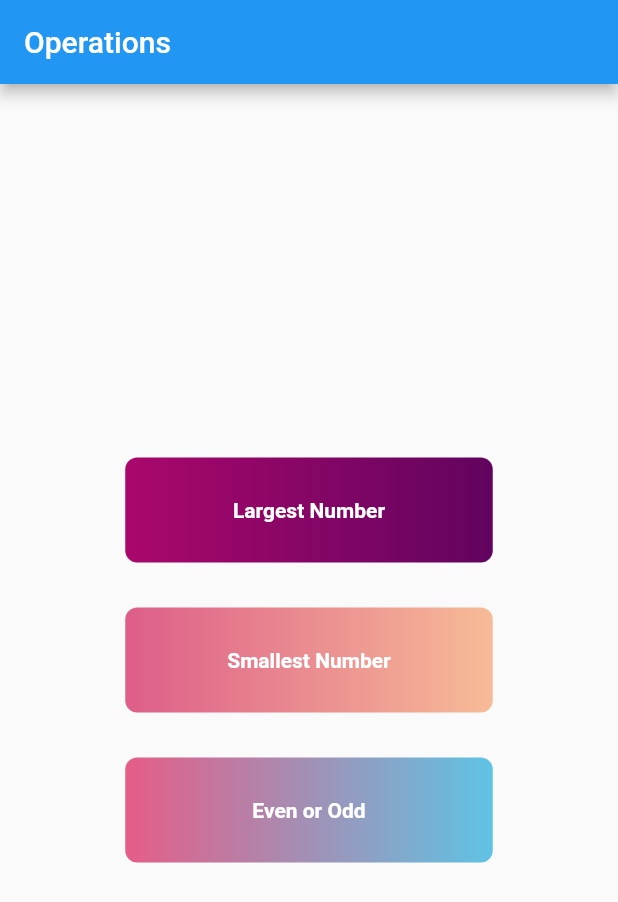
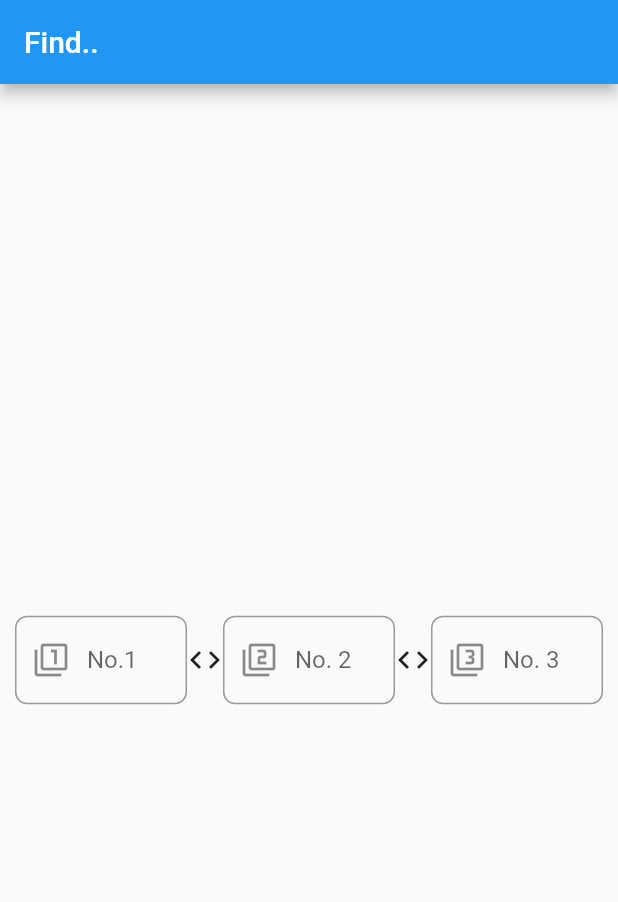
Before and after one commit to JossinAntony/Flutter-Multipages-Compare-No.s, a Flutter app: the screen it shows after launch, after a tap on "Largest Number", on a phone screen of 412 x 824 dp. Shown: the top 902 px of the screen. Run offline on Flutter 3.47's test engine with Material 2 defaults, Android fonts, the phone set to English and light mode, and no system bars.

Commit message:
find.dart created with textfields for entering numbers. Navigation from homepage.dart set.

```diff
--- a/lib/main.dart
+++ b/lib/main.dart
@@ -1,3 +1,4 @@
+import 'package:app_multipage_comparenumbers/pages/find.dart';
 import 'package:app_multipage_comparenumbers/pages/homepage.dart';
 import 'package:flutter/material.dart';
 
--- /dev/null
+++ b/lib/pages/find.dart
@@ -0,0 +1,67 @@
+import 'package:flutter/material.dart';
+
+class Find extends StatelessWidget {
+  @override
+  Widget build(BuildContext context) {
+    return MaterialApp(
+      home: Scaffold(
+        appBar: AppBar(
+          title: Text('Find..'),
+        ),
+        body: Container(
+          padding: EdgeInsets.only(left:10, right: 10),
+          child: Column(
+            mainAxisAlignment: MainAxisAlignment.center,
+            children: <Widget>[
+              Row(
+                children: <Widget>[
+                  Flexible(
+                      child: TextField(
+                        decoration: InputDecoration(
+                          border: OutlineInputBorder(
+                            borderRadius: BorderRadius.circular(8.0),
+                          ),
+                          prefixIcon: Icon(Icons.filter_1),
+                          hintText: 'No.1'
+                        ),
+                      )
+                  ),
+
+                  //SizedBox(width:4.0),
+
+                  Icon(Icons.code),
+
+                  Flexible(
+                      child: TextField(
+                        decoration: InputDecoration(
+                            border: OutlineInputBorder(
+                              borderRadius: BorderRadius.circular(8.0),
+                            ),
+                            prefixIcon: Icon(Icons.filter_2),
+                            hintText: 'No. 2'
+                        ),
+                      )
+                  ),
+
+                  Icon(Icons.code),
+
+                  Flexible(
+                      child: TextField(
+                        decoration: InputDecoration(
+                            border: OutlineInputBorder(
+                              borderRadius: BorderRadius.circular(8.0),
+                            ),
+                            prefixIcon: Icon(Icons.filter_3),
+                            hintText: 'No. 3'
+                        ),
+                      )
+                  ),
+                ],
+              ),
+            ],
+          ),
+        )
+      )
+    );
+  }
+}
--- a/lib/pages/homepage.dart
+++ b/lib/pages/homepage.dart
@@ -1,4 +1,6 @@
 import 'package:flutter/material.dart';
+
+import 'find.dart';
 
 class Homepage extends StatelessWidget {
   @override
@@ -14,7 +16,7 @@ class Homepage extends StatelessWidget {
               mainAxisAlignment: MainAxisAlignment.center,
               children: <Widget>[
                 GestureDetector(
-                  onTap: ()=> print('container tapped'),
+                  onTap: ()=> Navigator.of(context).push(MaterialPageRoute(builder: (context) => Find())),
                   child: Container(
                     height: 70,
                     width: 245,
```
